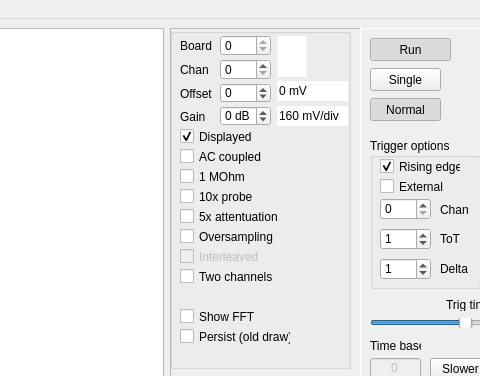
Qt form software/HaasoscopePro.ui (drandyhaas/HaasoscopePro) before a commit; both pictures show x 633 to 1113 and y 0 to 376 of the 1212 by 800 pixel window.
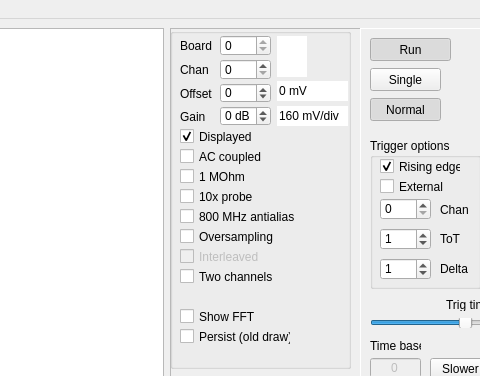
The same form after that commit. Custom widgets are drawn as their Qt base class.

Commit message: Set antialias filters on/off for two/single channel mode

```diff
--- a/software/HaasoscopePro.ui
+++ b/software/HaasoscopePro.ui
@@ -1188,7 +1188,7 @@
          </font>
         </property>
         <property name="text">
-         <string>5x attentuation</string>
+         <string>800 MHz antialias</string>
         </property>
         <property name="checkable">
          <bool>true</bool>
```
The commit also changes 1 other file.
